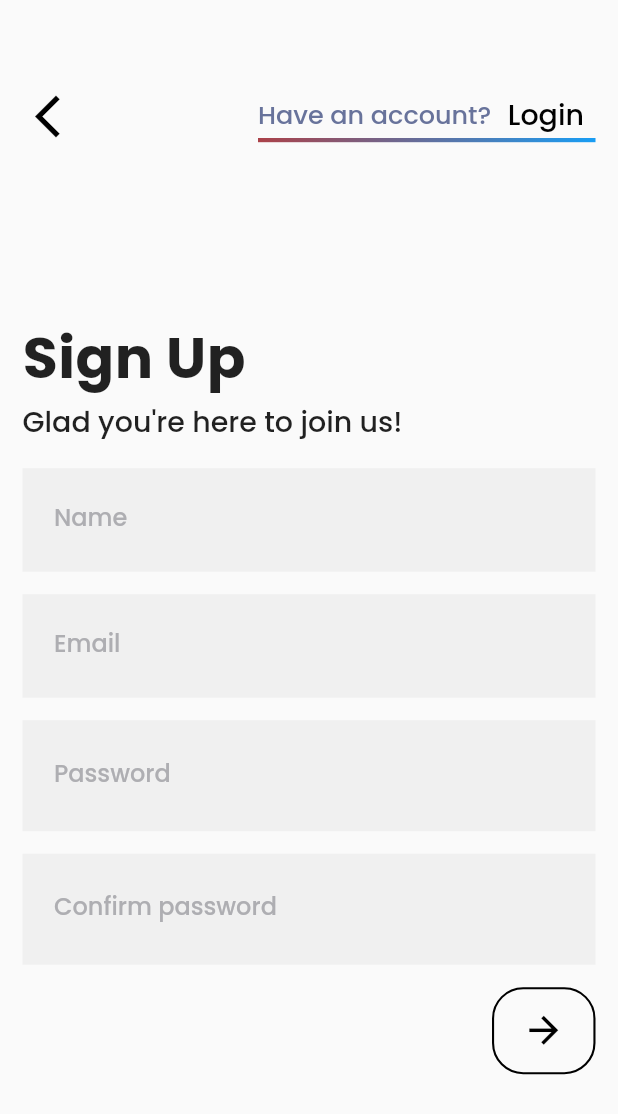
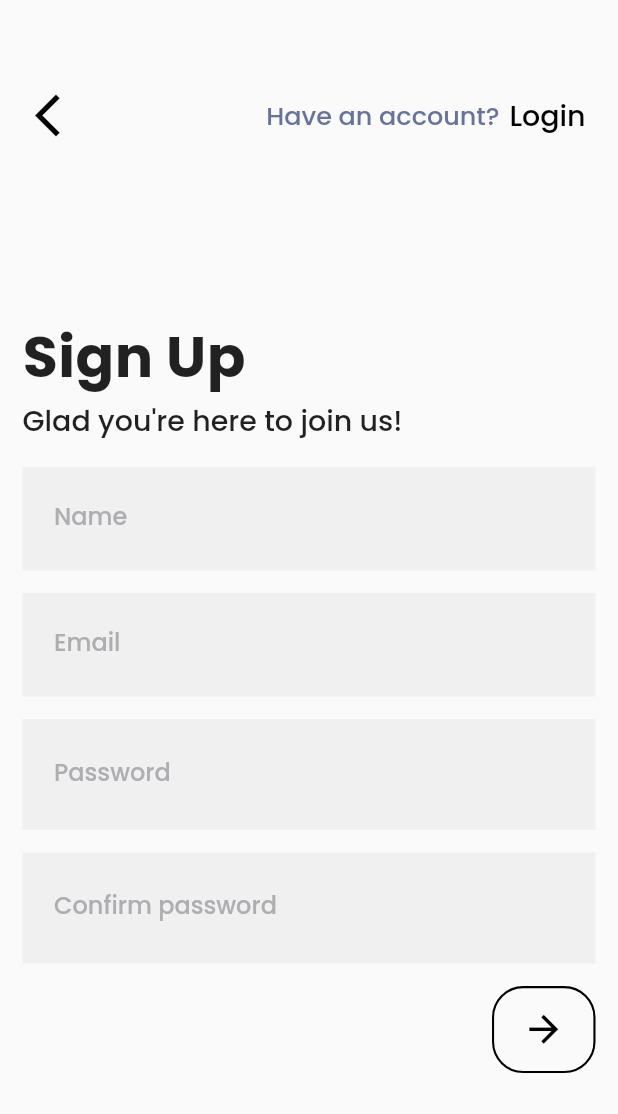
Before and after one commit to DauduVictor/ExerciseApp, a Flutter app: the Split screen opened by its route, after a tap on "Sign up", on a phone screen of 412 x 824 dp. Shown: the top 1114 px of the screen. Run offline on Flutter 3.47's test engine with Material 2 defaults, Android fonts, the phone set to English and light mode, and no system bars; our stand-ins replace flutter_iconly, font_awesome_flutter, page_transition, youtube_player_flutter.

Commit message:
improved ux on note player, and fixed some design bugs

```diff
--- a/lib/screens/dashboard/dashboard.dart
+++ b/lib/screens/dashboard/dashboard.dart
@@ -54,7 +54,7 @@ class _DashboardState extends State<Dashboard> with TickerProviderStateMixin {
       vsync: this,
     );
 
-    _elevationAnimation = Tween(begin: 1.0, end: 20.0).animate(_controller);
+    _elevationAnimation = Tween(begin: 1.0, end: 25.0).animate(_controller);
 
     /// Make the [Animation_Controller] know about the new values being fired
     _controller.addListener(() {
@@ -422,9 +422,8 @@ Widget _bottomModalSheet(BoxConstraints constraints) {
                             ),
                             TextButton(
                               onPressed: (){
-                                //SystemChannels.platform.invokeMethod('SystemNavigator.pop');
                                 Navigator.pop(context);
-                                Navigator.of(context).pushNamedAndRemoveUntil(SplashScreen.id, (Route<dynamic>route) => false);
+                                Navigator.pushReplacementNamed(context, SplashScreen.id);
                               },
                               child: Text('Logout'),
                             ),
--- a/lib/screens/init_screen/login.dart
+++ b/lib/screens/init_screen/login.dart
@@ -384,7 +384,7 @@ class _LoginState extends State<Login> {
       setState(() {
         _showSpinner = false;
       });
-      Navigator.push(
+      Navigator.pushReplacement(
           context,
           PageTransition(type:PageTransitionType.fade, child:  Dashboard()));
     });
--- a/lib/screens/init_screen/signup.dart
+++ b/lib/screens/init_screen/signup.dart
@@ -61,6 +61,7 @@ class _SignUpState extends State<SignUp> {
                             child: Row(
                               mainAxisAlignment: MainAxisAlignment.spaceBetween,
                               children: [
+                                ///back button
                                 GestureDetector(
                                   onTap: () {
                                     Navigator.pop(context);
@@ -70,15 +71,13 @@ class _SignUpState extends State<SignUp> {
                                     color: Colors.black,
                                     size: 34.0,
                                   ),
-                                ),//back button
-                                Container(
-                                  width: 225,
-                                  child: Column(
-                                    children: [
+                                ),
+                                ///account? button
                                 Row(
+                                  mainAxisSize: MainAxisSize.min,
                                   children: [
                                     const Text(
-                                            'Have an account? ',
+                                      'Have an account?',
                                       style: TextStyle(
                                         fontWeight: FontWeight.w500,
                                         fontSize: 17,
@@ -108,23 +107,7 @@ class _SignUpState extends State<SignUp> {
                                       ),
                                     ),
                                   ],
-                                      ),//text-- no account?login
-                                      Container(
-                                        width: constraints.maxWidth,
-                                        height: 2.8,
-                                        decoration: BoxDecoration(
-                                          color: Color(0xFFBEBEC3),
-                                          gradient: LinearGradient(
-                                            colors: [
-                                              Color(0xFFAB4148),
-                                              Color(0xFF189DF4),
-                                            ],
                                 ),
-                                        ),
-                                      ),
-                                    ],
-                                  ),
-                                ),//no account text
                               ],
                             ),
                           ),
--- a/lib/screens/init_screen/split_log_sin.dart
+++ b/lib/screens/init_screen/split_log_sin.dart
@@ -145,9 +145,9 @@ class _SplitState extends State<Split> with TickerProviderStateMixin{
                             borderRadius: BorderRadius.circular(8.2),
                             border: Border.all(
                               width: constraints.maxWidth*0.003,
-                              color: Color(0xFFF0F0F0),
+                              color: const Color(0xFFF0F0F0),
                             ),
-                            color: Color(0xFFF0F0F0),
+                            color: const Color(0xFFF0F0F0),
                           ),
                           child: TextButton(
                             onPressed: () {
@@ -156,8 +156,8 @@ class _SplitState extends State<Split> with TickerProviderStateMixin{
                                   PageTransition(type:PageTransitionType.fade, child:  SignUp()));
                             },
                             style: TextButton.styleFrom(
-                              padding: EdgeInsets.all(0.0),
-                              shape: RoundedRectangleBorder(borderRadius: BorderRadius.circular(8.4),),
+                              padding: const EdgeInsets.all(0.0),
+                              shape: RoundedRectangleBorder(borderRadius: BorderRadius.circular(8.4)),
                             ),
                             child: const Center(
                               child: Text(
```
Also changed, not shown: lib/screens/dashboard/maps.dart (added, +64 -0 lines), lib/screens/dashboard/note_player.dart (+48 -19 lines). Lines whose indentation alone changed are shown as unchanged.
